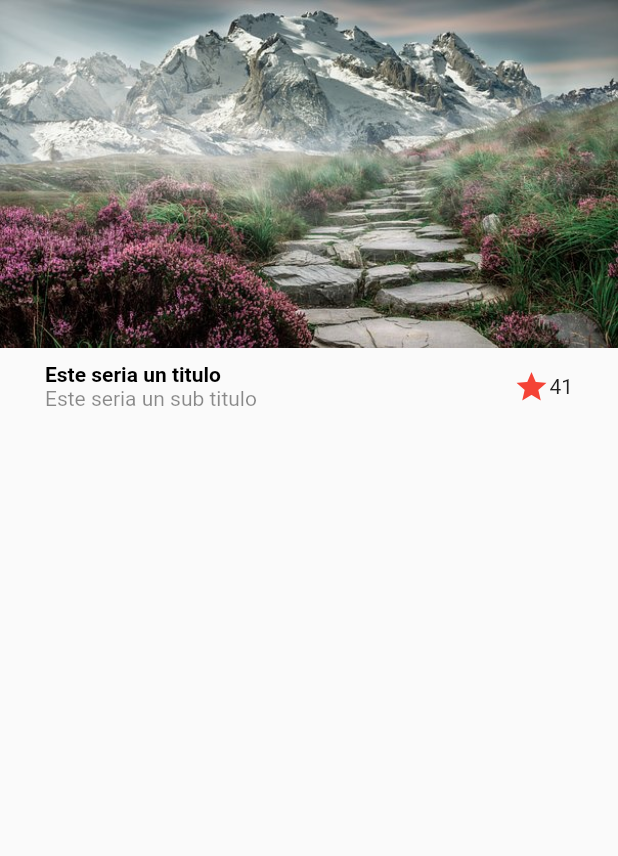
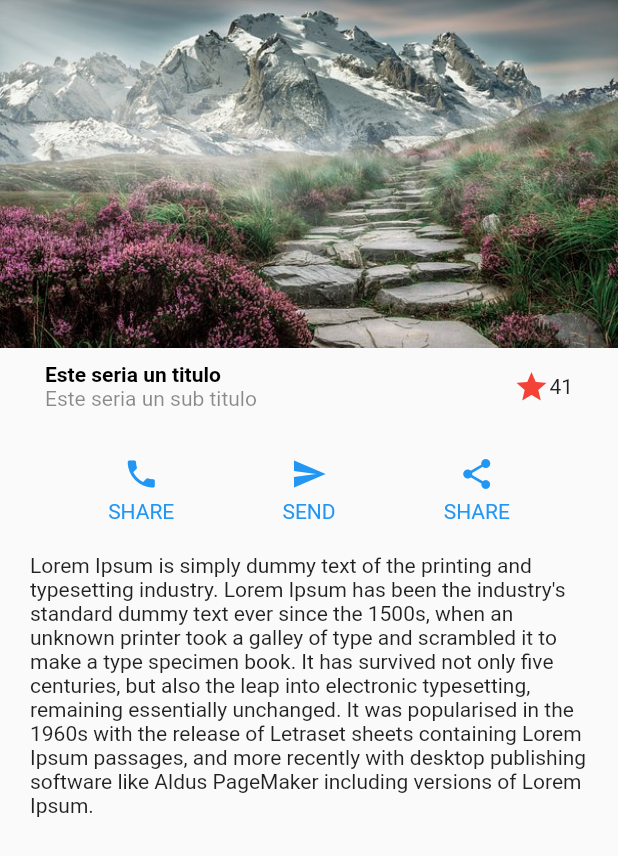
Before and after one commit to jsemalvarez/flutter-desings, a Flutter app: the screen it shows after launch, on a phone screen of 412 x 824 dp. Shown: the top 856 px of the screen. Run offline on Flutter 3.47's test engine with Material 2 defaults, Android fonts, the phone set to English and light mode, and no system bars.

Commit message:
diseño basico - parte 3

```diff
--- a/lib/screens/basic_desing.dart
+++ b/lib/screens/basic_desing.dart
@@ -7,9 +7,15 @@ class BasicDesingScreen extends StatelessWidget {
   Widget build(BuildContext context) {
     return Scaffold(
         body: Column(
-      children: const [
-        Image(image: AssetImage('assets/landscape.jpg')),
-        Title()
+      children: [
+        const Image(image: AssetImage('assets/landscape.jpg')),
+        const Title(),
+        const ButtonSection(),
+        Container(
+          margin: const EdgeInsets.symmetric(horizontal: 20),
+          child: const Text(
+              "Lorem Ipsum is simply dummy text of the printing and typesetting industry. Lorem Ipsum has been the industry's standard dummy text ever since the 1500s, when an unknown printer took a galley of type and scrambled it to make a type specimen book. It has survived not only five centuries, but also the leap into electronic typesetting, remaining essentially unchanged. It was popularised in the 1960s with the release of Letraset sheets containing Lorem Ipsum passages, and more recently with desktop publishing software like Aldus PageMaker including versions of Lorem Ipsum."),
+        )
       ],
     ));
   }
@@ -52,3 +58,60 @@ class Title extends StatelessWidget {
     );
   }
 }
+
+class ButtonSection extends StatelessWidget {
+  const ButtonSection({
+    Key? key,
+  }) : super(key: key);
+
+  @override
+  Widget build(BuildContext context) {
+    return Container(
+      padding: const EdgeInsets.symmetric(vertical: 20),
+      child: Row(
+        mainAxisAlignment: MainAxisAlignment.spaceEvenly,
+        children: const [
+          CustomButton(
+            icon: Icons.phone,
+            text: 'SHARE',
+          ),
+          CustomButton(
+            icon: Icons.send,
+            text: 'SEND',
+          ),
+          CustomButton(
+            icon: Icons.share,
+            text: 'SHARE',
+          ),
+        ],
+      ),
+    );
+  }
+}
+
+class CustomButton extends StatelessWidget {
+  final IconData icon;
+  final String text;
+  const CustomButton({
+    Key? key,
+    required this.icon,
+    required this.text,
+  }) : super(key: key);
+
+  @override
+  Widget build(BuildContext context) {
+    return Column(
+      children: [
+        Icon(
+          icon,
+          color: Colors.blue,
+        ),
+        const SizedBox(height: 5),
+        Text(
+          text,
+          style: const TextStyle(color: Colors.blue),
+        )
+      ],
+    );
+  }
+}
```
